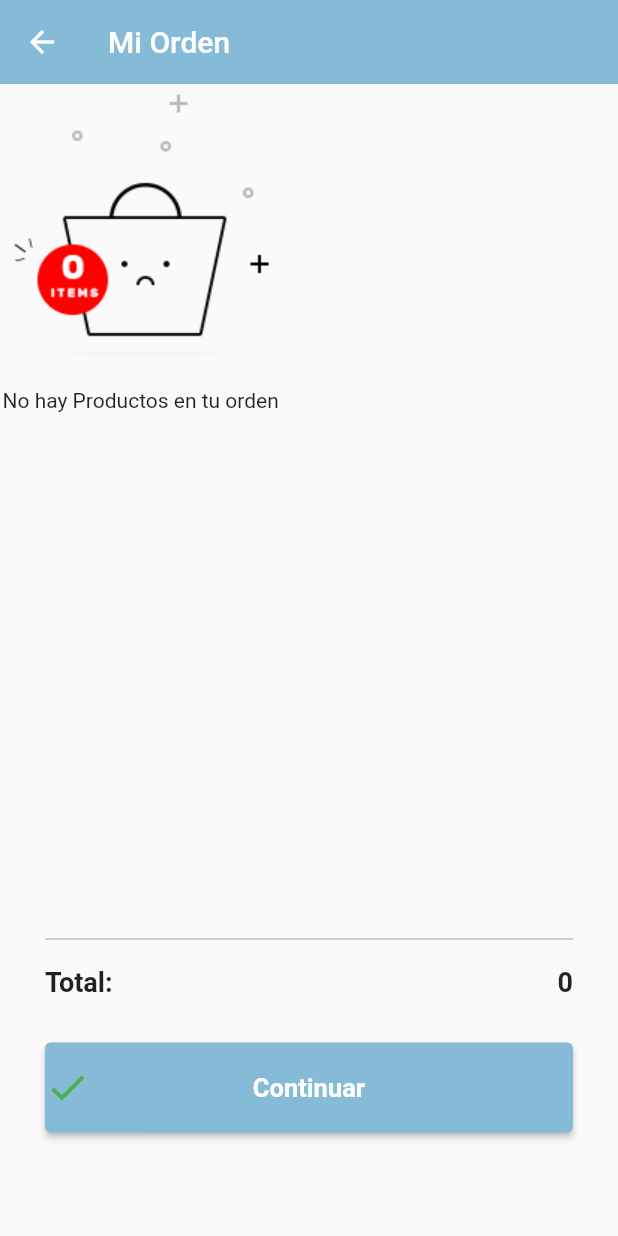
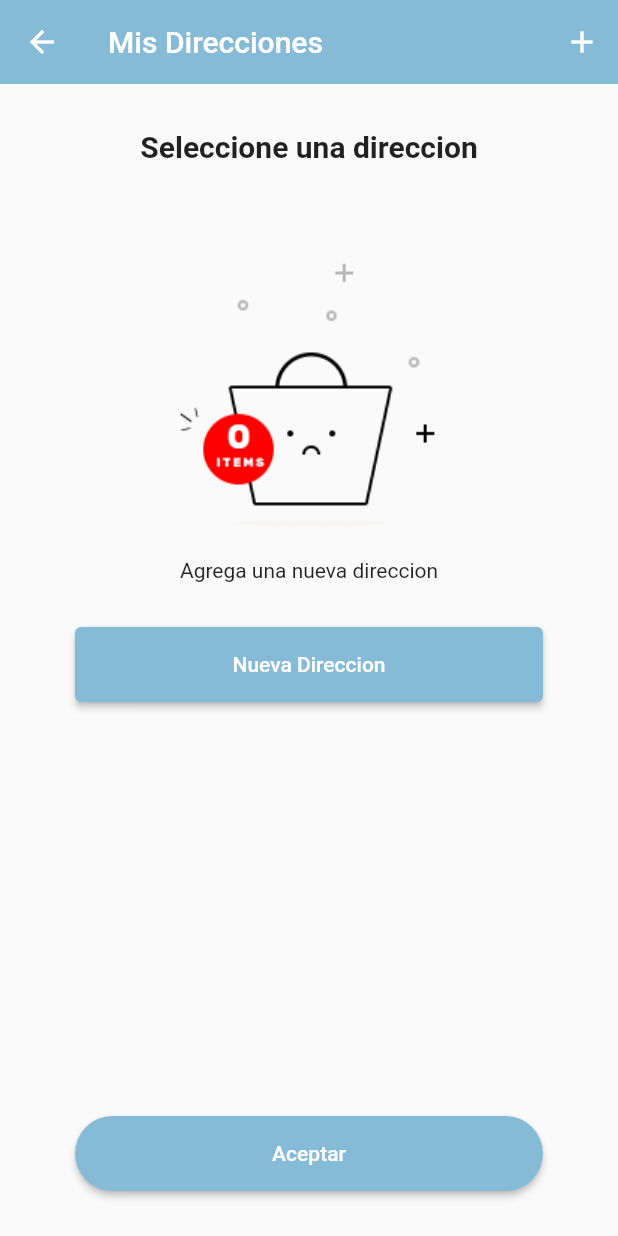
Before and after one commit to PengDra/myhood-frontend, a Flutter app: the ClientOrdersCreatePage screen opened by its route, after a tap on "Continuar", on a phone screen of 412 x 824 dp. Run offline on Flutter 3.47's test engine with Material 2 defaults, Android fonts, the phone set to English and light mode, and no system bars; our stand-ins replace flutter_image_slideshow, fluttertoast, image_picker, modal_bottom_sheet, shared_preferences, sn_progress_dialog; accounts and stored records are empty; statements that could not run were skipped.

Commit message:
adrress cerca del finalll

```diff
--- a/lib/main.dart
+++ b/lib/main.dart
@@ -1,4 +1,6 @@
 import 'package:flutter/material.dart';
+import 'package:myhood/src/pages/client/adress/create/client_adress_create_page.dart';
+import 'package:myhood/src/pages/client/adress/list/client_adress_list_page.dart';
 import 'package:myhood/src/pages/client/orders/create/client_orders_create_page.dart';
 import 'package:myhood/src/pages/client/products/list/client_products_list_page.dart';
 import 'package:myhood/src/pages/client/update/client_update_page.dart';
@@ -36,6 +38,8 @@ class _MyAppState extends State<MyApp> {
         'client/products/list':(BuildContext context)=>ClientProductsListPage(),
         'client/update':(BuildContext context)=>ClientUpdatePage(),
         'client/orders/create':(BuildContext context)=>ClientOrdersCreatePage(),
+        'client/adress/create':(BuildContext context)=>ClientAdressCreatePage(),
+        'client/adress/list':(BuildContext context)=>ClientAdressListPage(),
         'delivery/orders/list':(BuildContext context)=> DeliveryOrderListPage(),
         'store/orders/list':(BuildContext context)=> StoreOrderListPage(),
         'store/categories/create':(BuildContext context)=>StoreCategoriesCreatePage(),
--- /dev/null
+++ b/lib/src/pages/client/adress/list/client_adress_list_page.dart
@@ -0,0 +1,112 @@
+import 'package:flutter/scheduler.dart';
+import 'package:flutter/src/foundation/key.dart';
+import 'package:flutter/src/widgets/framework.dart';
+import 'package:flutter/material.dart';
+import 'package:myhood/src/pages/client/adress/list/client_adress_list_controller.dart';
+import 'package:myhood/src/utils/my_colors.dart';
+import 'package:myhood/src/widgets/no_data_widget.dart';
+
+
+class ClientAdressListPage extends StatefulWidget {
+  const ClientAdressListPage({Key key}) : super(key: key);
+
+  @override
+  State<ClientAdressListPage> createState() => _ClientAdressListPageState();
+}
+
+class _ClientAdressListPageState extends State<ClientAdressListPage> {
+
+  ClientAdressListController _con = ClientAdressListController();
+
+  @override
+  void initState(){
+    super.initState();
+    SchedulerBinding.instance.addPostFrameCallback((timeStamp) {
+      _con.init(context, refresh);
+    });
+
+  }
+
+
+  @override
+  Widget build(BuildContext context) {
+    return Scaffold(
+      appBar: AppBar(
+        title: Text('Mis Direcciones'),
+        backgroundColor: MyColors.primary,
+        elevation: 0,
+        actions: [
+          _iconAdd()
+        ],
+      ),
+      body:Container(
+        width: double.infinity,
+        child: Column(
+          children: [
+            _textSelectAdress(),
+            Container(
+              margin: EdgeInsets.only(top: 30),
+              child: NoDataWidget(text:'Agrega una nueva direccion')),
+            _buttonNewAdress()
+          ],
+        ),
+      ),
+      bottomNavigationBar: _buttonAccept(),
+    );
+
+  }
+  Widget _buttonNewAdress(){
+    return Container(
+      height: 50,
+      width: double.infinity,
+      margin: EdgeInsets.symmetric(vertical: 30,horizontal: 50),
+      child: ElevatedButton(
+        child: Text('Nueva Direccion', style: TextStyle(color: Colors.white),),
+        onPressed: (){
+        },
+        style: ElevatedButton.styleFrom(
+          primary: MyColors.primary
+        )
+      ),
+    );
+  }
+  Widget _buttonAccept(){
+    return Container(
+      height: 50,
+      width: double.infinity,
+      margin: EdgeInsets.symmetric(vertical: 30,horizontal: 50),
+      child: ElevatedButton(
+        child: Text('Aceptar', style: TextStyle(color: Colors.white),),
+        onPressed: (){
+        },
+        style: ElevatedButton.styleFrom(
+          shape: RoundedRectangleBorder(
+            borderRadius: BorderRadius.circular(30)
+          ),
+          primary: MyColors.primary
+        )
+      ),
+    );
+  }
+  Widget _textSelectAdress(){
+    return Container(
+      margin: EdgeInsets.symmetric(horizontal:40,vertical:30),
+      child: Text('Seleccione una direccion'
+      ,style: TextStyle(
+        fontSize: 20,
+        fontWeight: FontWeight.bold,
+      ),
+      ),
+    );
+  }
+  Widget _iconAdd(){
+    return IconButton(
+      icon: Icon(Icons.add),
+      onPressed:_con.goToNewAdress,
+    );
+
+  }
+  void refresh(){
+    setState(() {});
+  }
+}
--- a/lib/src/pages/client/orders/create/client_orders_create_controller.dart
+++ b/lib/src/pages/client/orders/create/client_orders_create_controller.dart
@@ -62,5 +62,8 @@ class ClientOrdersCreateController{
     getTotal();
 
   }
+  void goToAdress(){
+    Navigator.pushNamed(context, 'client/adress/list');
+  }
 
 }
--- a/lib/src/pages/client/orders/create/client_orders_create_page.dart
+++ b/lib/src/pages/client/orders/create/client_orders_create_page.dart
@@ -179,7 +179,7 @@ class _ClientOrdersCreatePageState extends State<ClientOrdersCreatePage> {
   Widget _buttonNext(){
     return Container(margin: EdgeInsets.only(left: 30, right: 30, top: 20,bottom: 30),
       child: ElevatedButton(
-        onPressed:(){},
+        onPressed:_con.goToAdress,
         style: ElevatedButton.styleFrom(
           primary: MyColors.primary,
           padding: EdgeInsets.symmetric(vertical: 5)
```
Also changed, not shown: lib/src/pages/client/adress/create/client_adress_create_controller.dart (added, +15 -0 lines), lib/src/pages/client/adress/create/client_adress_create_page.dart (added, +44 -0 lines).
